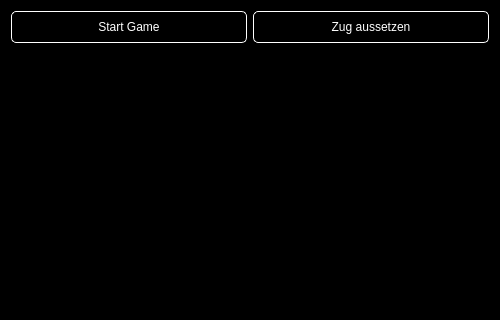
Rhagnur/BelegReversi, file mainwindow.ui: the form before one commit; both pictures show x 0 to 500 and y 0 to 320 of the 500 by 600 pixel window.
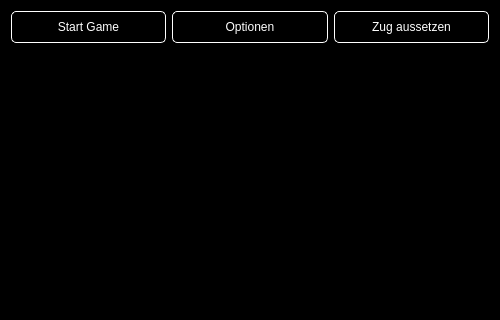
The form after the commit.

```diff
--- a/mainwindow.ui
+++ b/mainwindow.ui
@@ -47,6 +47,21 @@
           </property>
          </widget>
         </item>
+        <item>
+         <widget class="QPushButton" name="pushButton_3">
+          <property name="styleSheet">
+           <string notr="true">background-color: rgb(0, 0, 0);
+font: 75 12pt &quot;Verdana&quot;;
+color: rgb(255, 255, 255);
+height: 30px;
+border: 1px solid white;
+border-radius: 5px;</string>
+          </property>
+          <property name="text">
+           <string>Optionen</string>
+          </property>
+         </widget>
+        </item>
         <item>
          <widget class="QPushButton" name="pushButton_2">
           <property name="styleSheet">
```
